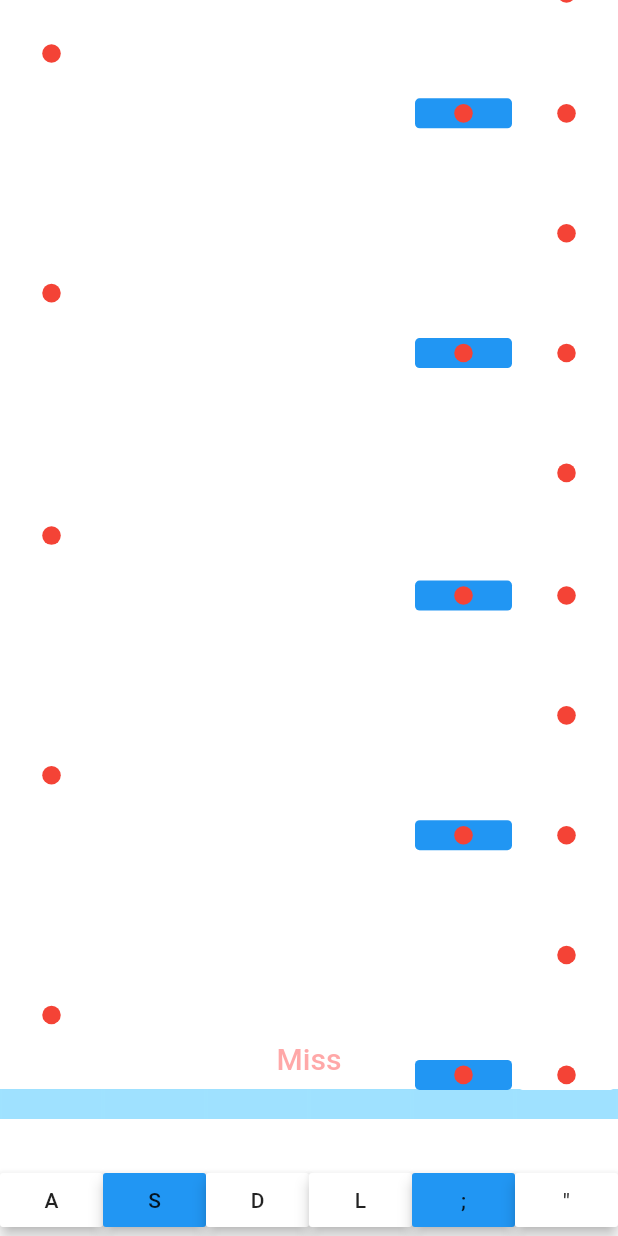
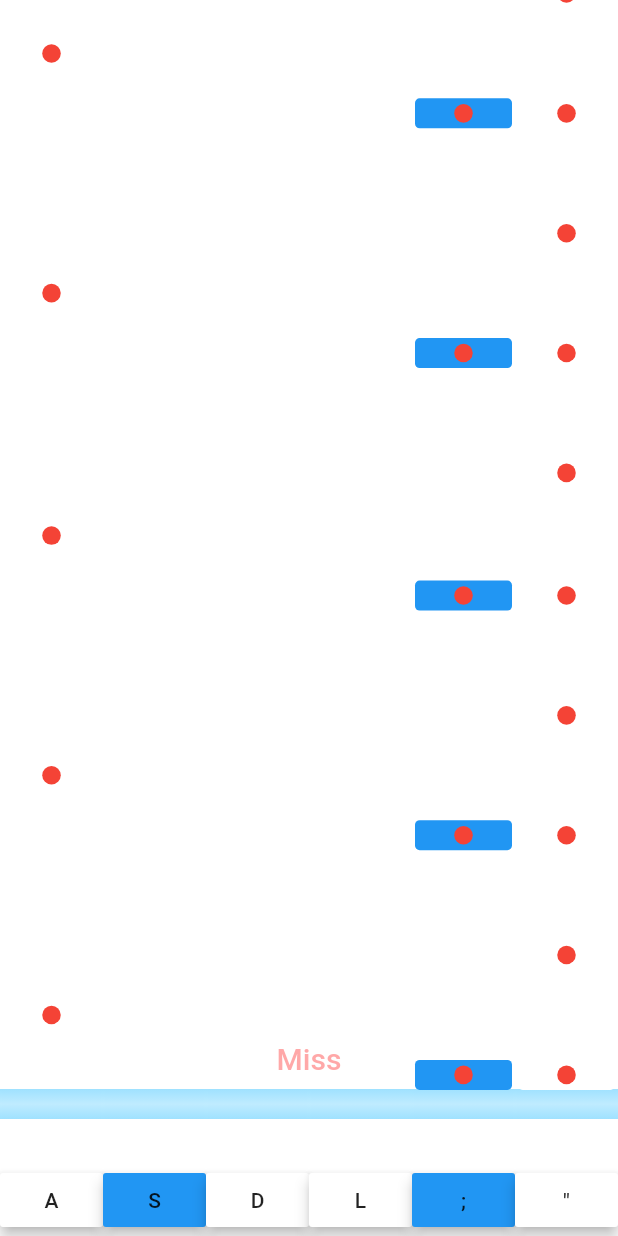
Before and after one commit to BreadKey/beatrain, a Flutter app: the screen it shows after launch, item 5 of the bottom bar chosen, on a phone screen of 412 x 824 dp. Run offline on Flutter 3.47's test engine with Material 2 defaults, Android fonts, the phone set to English and light mode, and no system bars.

Commit message:
fix load

```diff
--- a/lib/pattern_player.dart
+++ b/lib/pattern_player.dart
@@ -19,6 +19,9 @@ class PatternPlayer extends ChangeNotifier {
   final int bpm;
   final _judgementStreamController = StreamController<Judgement>.broadcast();
   Stream<Judgement> get judgementStream => _judgementStreamController.stream;
+
+  final _hitNoteStreamController = StreamController<Note>.broadcast();
+  Stream<Note> get hitNoteStream => _hitNoteStreamController.stream;
 
   int _currentMs = 0;
   int get currentMs => _currentMs;
@@ -56,7 +59,7 @@ class PatternPlayer extends ChangeNotifier {
   _LoadInfo _getNextLoadInfo({_LoadInfo? before}) {
     final from = before?.to ?? 0;
     final to = from + (60000 / pattern.bpm * 8).round();
-    final next = (from + (from - to) * (min(speed, 1) / 2)).round();
+    final next = (to - (to - from) / speed).round();
 
     return _LoadInfo(from, to, next);
   }
@@ -98,6 +101,7 @@ class PatternPlayer extends ChangeNotifier {
 
   void _loadNotes() {
     if (_currentMs >= _loadInfo.next) {
+      print("new");
       _loadInfo = _getNextLoadInfo(before: _loadInfo);
       pattern.loadNotes(_loadInfo.from, _loadInfo.to);
     }
@@ -131,7 +135,7 @@ class PatternPlayer extends ChangeNotifier {
 
       _hitNoteCount++;
       _accuracy = _accuracySum / _hitNoteCount;
-      queue.removeAt(0);
+      _hitNoteStreamController.sink.add(queue.removeAt(0));
     }
   }
 
@@ -158,6 +162,7 @@ class PatternPlayer extends ChangeNotifier {
   void dispose() {
     _frameGenerator?.cancel();
     _judgementStreamController.close();
+    _hitNoteStreamController.close();
     super.dispose();
   }
 
--- a/lib/screen/play_screen/note_screen.dart
+++ b/lib/screen/play_screen/note_screen.dart
@@ -25,10 +25,14 @@ class NoteScreen extends StatelessWidget {
             Container(
               height: PlayScreen.kJudgementLineHeight,
               alignment: Alignment.topCenter,
-              child: Divider(
+              child: Container(
                 height: PlayScreen.kJudgementLineThickness,
-                thickness: PlayScreen.kJudgementLineThickness,
-                color: Colors.lightBlueAccent.withOpacity(0.5),
+                decoration: BoxDecoration(
+                    gradient: LinearGradient(colors: [
+                  Colors.lightBlueAccent.withOpacity(0.5),
+                  Colors.lightBlueAccent.shade100.withOpacity(0.5),
+                  Colors.lightBlueAccent.withOpacity(0.5)
+                ], begin: Alignment.topCenter, end: Alignment.bottomCenter)),
               ),
             )
           ],
```
